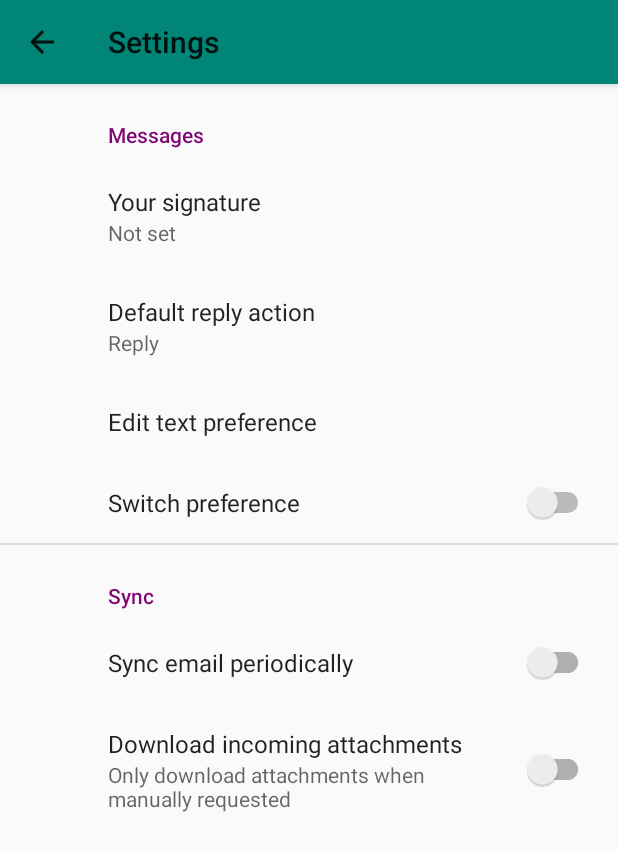
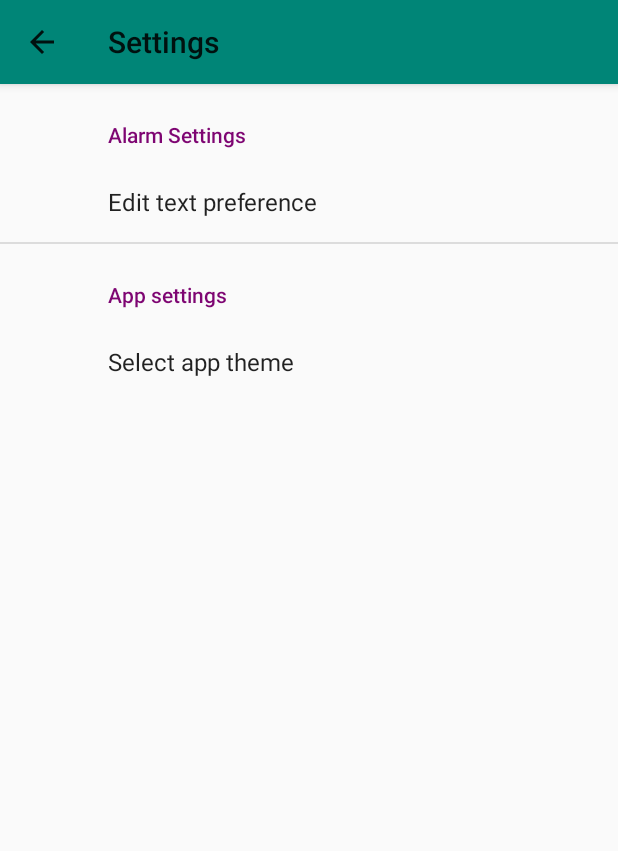
Before and after one commit to Filip7/SmbBusApp, an Android app: the SettingsActivity screen opened directly, with no data from a screen before it, on a phone screen of 412 x 824 dp. Shown: the top 851 px of the screen. Run offline under Robolectric (Android 15) with nearby library versions, the light colour scheme and no system bars; our stand-ins replace androidx.preference; network calls fail.

```diff
--- a/app/src/main/AndroidManifest.xml
+++ b/app/src/main/AndroidManifest.xml
@@ -14,11 +14,11 @@
         android:networkSecurityConfig="@xml/network_security_config"
         android:roundIcon="@mipmap/ic_launcher_round"
         android:supportsRtl="true"
-        android:theme="@style/AppTheme">
+        android:theme="@style/AppThemeMain">
         <activity
             android:name=".ui.screens.main.view.MainActivityView"
             android:label="@string/app_name"
-            android:theme="@style/AppTheme.NoActionBar">
+            android:theme="@style/AppThemeMain.NoActionBar">
             <intent-filter>
                 <action android:name="android.intent.action.MAIN" />
 
@@ -27,7 +27,7 @@
         </activity>
 
         <activity
-            android:name=".ui.screens.mainNavbar.settings.SettingsActivity"
+            android:name="tvz.filip.milkovic.smbraspored.ui.screens.settings.SettingsActivity"
             android:label="@string/title_activity_settings"
             android:parentActivityName=".ui.screens.main.view.MainActivityView" />
 
--- a/app/src/main/java/tvz/filip/milkovic/smbraspored/ui/screens/home/HomeFragment.kt
+++ b/app/src/main/java/tvz/filip/milkovic/smbraspored/ui/screens/home/HomeFragment.kt
@@ -7,7 +7,6 @@ import android.view.View
 import android.view.ViewGroup
 import android.widget.TextView
 import androidx.fragment.app.Fragment
-import androidx.lifecycle.Observer
 import androidx.lifecycle.ViewModelProviders
 import androidx.recyclerview.widget.GridLayoutManager
 import androidx.recyclerview.widget.LinearLayoutManager
@@ -67,10 +66,9 @@ class HomeFragment : Fragment() {
         if (localBusLinesList.isNotEmpty()) {
             textView.visibility = View.GONE
         } else {
+
             textView.visibility = View.VISIBLE
-            homeViewModel.text.observe(this, Observer {
-                textView.text = it
-            })
+            textView.text = root.context.getString(R.string.text_no_favourite_busline)
         }
 
         // Set the adapter
--- a/app/src/main/java/tvz/filip/milkovic/smbraspored/ui/screens/mainNavbar/settings/SettingsActivity.kt
+++ /dev/null
@@ -1,25 +0,0 @@
-package tvz.filip.milkovic.smbraspored.ui.screens.mainNavbar.settings
-
-import android.os.Bundle
-import androidx.appcompat.app.AppCompatActivity
-import androidx.preference.PreferenceFragmentCompat
-import tvz.filip.milkovic.smbraspored.R
-
-class SettingsActivity : AppCompatActivity() {
-
-    override fun onCreate(savedInstanceState: Bundle?) {
-        super.onCreate(savedInstanceState)
-        setContentView(R.layout.settings_activity)
-        supportFragmentManager
-            .beginTransaction()
-            .replace(R.id.settings, SettingsFragment())
-            .commit()
-        supportActionBar?.setDisplayHomeAsUpEnabled(true)
-    }
-
-    class SettingsFragment : PreferenceFragmentCompat() {
-        override fun onCreatePreferences(savedInstanceState: Bundle?, rootKey: String?) {
-            setPreferencesFromResource(R.xml.root_preferences, rootKey)
-        }
-    }
-}
--- /dev/null
+++ b/app/src/main/java/tvz/filip/milkovic/smbraspored/ui/screens/settings/SettingsActivity.kt
@@ -0,0 +1,44 @@
+package tvz.filip.milkovic.smbraspored.ui.screens.settings
+
+import android.os.Bundle
+import androidx.appcompat.app.AppCompatActivity
+import androidx.appcompat.app.AppCompatDelegate
+import androidx.preference.PreferenceFragmentCompat
+import androidx.preference.PreferenceManager
+import tvz.filip.milkovic.smbraspored.R
+
+class SettingsActivity : AppCompatActivity() {
+
+    override fun onCreate(savedInstanceState: Bundle?) {
+        super.onCreate(savedInstanceState)
+        setContentView(R.layout.settings_activity)
+        supportFragmentManager
+            .beginTransaction()
+            .replace(R.id.settings, SettingsFragment())
+            .commit()
+        supportActionBar?.setDisplayHomeAsUpEnabled(true)
+
+        val sharedPreferences = PreferenceManager.getDefaultSharedPreferences(this)
+        val theme = sharedPreferences.getString("theme_preference", "")
+        when (theme) {
+            getString(R.string.theme_name_automatic) -> {
+                setTheme(R.style.AppThemeMain)
+                AppCompatDelegate.setDefaultNightMode(AppCompatDelegate.MODE_NIGHT_FOLLOW_SYSTEM)
+            }
+            getString(R.string.theme_name_dark) -> {
+                setTheme(R.style.AppThemeDark)
+                AppCompatDelegate.setDefaultNightMode(AppCompatDelegate.MODE_NIGHT_YES)
+            }
+            getString(R.string.theme_name_light) -> {
+                setTheme(R.style.AppThemeLight)
+                AppCompatDelegate.setDefaultNightMode(AppCompatDelegate.MODE_NIGHT_NO)
+            }
+        }
+    }
+
+    class SettingsFragment : PreferenceFragmentCompat() {
+        override fun onCreatePreferences(savedInstanceState: Bundle?, rootKey: String?) {
+            setPreferencesFromResource(R.xml.root_preferences, rootKey)
+        }
+    }
+}
--- a/app/src/main/res/menu/activity_main_drawer.xml
+++ b/app/src/main/res/menu/activity_main_drawer.xml
@@ -16,15 +16,14 @@
             android:id="@+id/nav_gallery"
             android:icon="@drawable/ic_menu_gallery"
             android:title="@string/menu_gallery" />
-        <!--android:icon="@drawable/ic_menu_manage"-->
     </group>
 
-    <item android:title="Settings">
+    <item android:title="@string/action_settings">
         <menu>
             <item
                 android:id="@+id/settings"
                 android:icon="@drawable/ic_menu_manage"
-                android:title="@string/title_activity_settings" />
+                android:title="@string/action_settings" />
         </menu>
     </item>
 
--- a/app/src/main/res/navigation/mobile_navigation.xml
+++ b/app/src/main/res/navigation/mobile_navigation.xml
@@ -43,6 +43,6 @@
     </fragment>
     <activity
         android:id="@+id/settings"
-        android:name="tvz.filip.milkovic.smbraspored.ui.screens.mainNavbar.settings.SettingsActivity"
+        android:name="tvz.filip.milkovic.smbraspored.ui.screens.settings.SettingsActivity"
         android:label="SettingsActivity" />
 </navigation>
--- a/app/src/main/res/values-v21/styles.xml
+++ b/app/src/main/res/values-v21/styles.xml
@@ -1,6 +1,6 @@
 <resources>
 
-    <style name="AppTheme.NoActionBar">
+    <style name="AppThemeMain.NoActionBar">
         <item name="windowActionBar">false</item>
         <item name="windowNoTitle">true</item>
         <item name="android:statusBarColor">@android:color/transparent</item>
--- a/app/src/main/res/values/arrays.xml
+++ b/app/src/main/res/values/arrays.xml
@@ -1,12 +1,14 @@
 <resources>
-    <!-- Reply Preference -->
-    <string-array name="reply_entries">
-        <item>Reply</item>
-        <item>Reply to all</item>
+    <string-array name="app_themes_names">
+        <item>@string/theme_name_automatic</item>
+        <item>@string/theme_name_light</item>
+        <item>@string/theme_name_dark</item>
+        <item>@string/theme_name_holo</item>
     </string-array>
 
-    <string-array name="reply_values">
-        <item>reply</item>
-        <item>reply_all</item>
+    <string-array name="type_of_day_names">
+        <item>@string/type_of_day_weekday</item>
+        <item>@string/type_of_day_saturday</item>
+        <item>@string/type_of_day_sunday</item>
     </string-array>
 </resources>
--- a/app/src/main/res/values/strings.xml
+++ b/app/src/main/res/values/strings.xml
@@ -1,33 +1,41 @@
 <resources>
-    <string name="app_name">SMB Raspored</string>
-    <string name="navigation_drawer_open">Open navigation drawer</string>
-    <string name="navigation_drawer_close">Close navigation drawer</string>
-    <string name="nav_header_title">Android Studio</string>
-    <string name="nav_header_subtitle">android.studio@android.com</string>
-    <string name="nav_header_desc">Navigation header</string>
+    <string name="app_name">SMB Schedule</string>
+    <string name="nav_header_title">@string/app_name</string>
+    <string name="nav_header_subtitle">Enjoy your trip!</string>
+    <string name="nav_header_desc">@string/app_name</string>
     <string name="action_settings">Settings</string>
 
-    <string name="menu_home">Home</string>
+    <string name="menu_home">Favourites</string>
     <string name="menu_gallery">Gallery</string>
     <string name="menu_busLinesList">Bus lines</string>
-    <string name="title_activity_settings">Settings</string>
 
     <!-- Preference Titles -->
-    <string name="messages_header">Messages</string>
-    <string name="sync_header">Sync</string>
+    <string name="alarm_header">Alarm Settings</string>
+    <string name="app_header">App settings</string>
 
     <!-- Messages Preferences -->
-    <string name="signature_title">Your signature</string>
-    <string name="reply_title">Default reply action</string>
 
     <!-- Sync Preferences -->
-    <string name="sync_title">Sync email periodically</string>
-    <string name="attachment_title">Download incoming attachments</string>
-    <string name="attachment_summary_on">Automatically download attachments for incoming emails
-    </string>
-    <string name="attachment_summary_off">Only download attachments when manually requested</string>
 
 
     <!-- BusLine texts -->
     <string name="buslinedetail">Bus line details</string>
+    <string name="app_theme_settings_text">Select app theme</string>
+    <string name="alarm_offset_settings_text">Edit text preference</string>
+
+    <string name="theme_name_automatic">Automatic</string>
+    <string name="theme_name_light">Light</string>
+    <string name="theme_name_dark">Dark</string>
+    <string name="theme_name_holo">Holo YOLO</string>
+    <string name="placeholder_text">Placeholder</string>
+    <string name="next_departure_text">"Next departure "</string>
+    <string name="placeholder_time">00:00</string>
+    <string name="text_no_favourite_busline">You have no favourite bus lines!</string>
+
+    <string name="type_of_day_weekday">Weekday</string>
+    <string name="type_of_day_saturday">Saturday</string>
+    <string name="type_of_day_sunday">Sunday</string>
+    <string name="text_alarm_message">New Alarm</string>
+    <string name="text_adjust_time">Adjust time</string>
+    <string name="title_activity_settings">@string/action_settings</string>
 </resources>
--- a/app/src/main/res/values/styles.xml
+++ b/app/src/main/res/values/styles.xml
@@ -1,14 +1,32 @@
 <resources>
 
     <!-- Base application theme. -->
-    <style name="AppTheme" parent="Theme.AppCompat.DayNight">
-        <!-- Customize your theme here. -->
+    <style name="AppThemeMain" parent="Theme.AppCompat.DayNight">
         <item name="colorPrimary">@color/colorPrimary</item>
         <item name="colorPrimaryDark">@color/colorPrimaryDark</item>
         <item name="colorAccent">@color/colorAccent</item>
     </style>
 
-    <style name="AppTheme.NoActionBar">
+    <style name="AppThemeLight" parent="Theme.MaterialComponents.Light.DarkActionBar">
+        <item name="isLightTheme">true</item>
+        <item name="colorPrimary">@color/colorPrimary</item>
+        <item name="colorPrimaryDark">@color/colorPrimaryDark</item>
+        <item name="colorAccent">@color/colorAccent</item>
+    </style>
+
+    <style name="AppThemeDark" parent="Theme.AppCompat.DayNight.DarkActionBar">
+        <item name="colorPrimary">@color/colorPrimary</item>
+        <item name="colorPrimaryDark">@color/colorPrimaryDark</item>
+        <item name="colorAccent">@color/colorAccent</item>
+    </style>
+
+    <style name="AppThemeHolo" parent="android:Theme.Holo">
+        <item name="colorPrimary">@color/colorPrimary</item>
+        <item name="colorPrimaryDark">@color/colorPrimaryDark</item>
+        <item name="colorAccent">@color/colorAccent</item>
+    </style>
+
+    <style name="AppThemeMain.NoActionBar">
         <item name="windowActionBar">false</item>
         <item name="windowNoTitle">true</item>
     </style>
--- a/app/src/main/res/xml/root_preferences.xml
+++ b/app/src/main/res/xml/root_preferences.xml
@@ -17,46 +17,24 @@
 <PreferenceScreen xmlns:android="http://schemas.android.com/apk/res/android"
     xmlns:app="http://schemas.android.com/apk/res-auto">
 
-    <PreferenceCategory app:title="@string/messages_header">
+    <PreferenceCategory app:title="@string/alarm_header">
 
-        <EditTextPreference
-            app:key="signature"
-            app:title="@string/signature_title"
-            app:useSimpleSummaryProvider="true" />
-
-        <ListPreference
-            app:defaultValue="reply"
-            app:entries="@array/reply_entries"
-            app:entryValues="@array/reply_values"
-            app:key="reply"
-            app:title="@string/reply_title"
-            app:useSimpleSummaryProvider="true" />
         <EditTextPreference
             android:key="edit_text_preference_1"
             android:selectAllOnFocus="true"
             android:singleLine="true"
-            android:title="Edit text preference"
+            android:title="@string/alarm_offset_settings_text"
             app:defaultValue="30" />
-        <SwitchPreference
-            android:defaultValue="false"
-            android:key="switch_preference_1"
-            android:title="Switch preference" />
 
     </PreferenceCategory>
 
-    <PreferenceCategory app:title="@string/sync_header">
-
-        <SwitchPreferenceCompat
-            app:key="sync"
-            app:title="@string/sync_title" />
-
-        <SwitchPreferenceCompat
-            app:dependency="sync"
-            app:key="attachment"
-            app:summaryOff="@string/attachment_summary_off"
-            app:summaryOn="@string/attachment_summary_on"
-            app:title="@string/attachment_title" />
-
+    <PreferenceCategory app:title="@string/app_header">
+        <ListPreference
+            android:defaultValue="@string/theme_name_automatic"
+            android:entries="@array/app_themes_names"
+            android:entryValues="@array/app_themes_names"
+            android:key="theme_preference"
+            android:title="@string/app_theme_settings_text" />
     </PreferenceCategory>
 
 </PreferenceScreen>
```
Also changed, not shown: app/src/main/java/tvz/filip/milkovic/smbraspored/ui/screens/busLineCard/BusLineCardFragment.kt (+6 -4 lines), app/src/main/java/tvz/filip/milkovic/smbraspored/ui/screens/busLineDetail/tabLayout/TabBusLineTimeSheetViewModel.kt (+0 -8 lines), app/src/main/java/tvz/filip/milkovic/smbraspored/ui/screens/busLineDetail/tabLayout/ViewPagerAdapter.kt (+2 -7 lines), app/src/main/java/tvz/filip/milkovic/smbraspored/ui/screens/home/ModelBusLineFavouritesRecyclerViewAdapter.kt (+7 -2 lines), app/src/main/java/tvz/filip/milkovic/smbraspored/ui/screens/main/view/MainActivityView.kt (+20 -1 lines), app/src/main/res/layout/fragment_bus_line_card.xml (+5 -5 lines), app/src/main/res/layout/fragment_tab_bus_line_timesheet.xml (+4 -4 lines), 2 other files.
